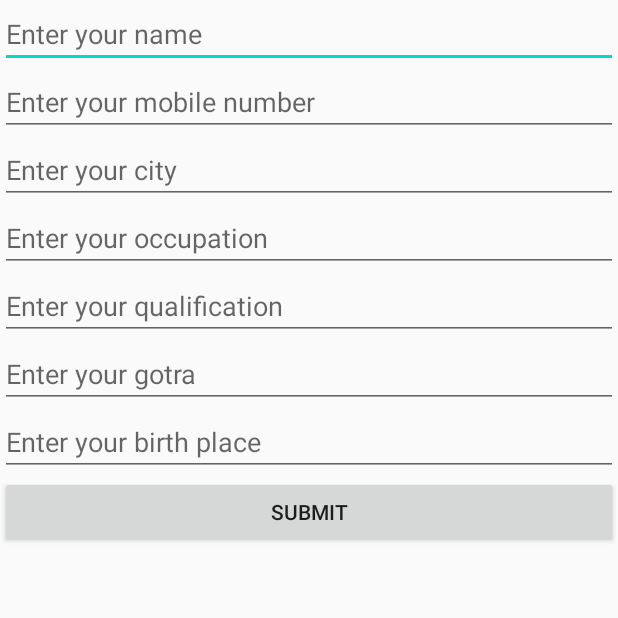
After one commit to dikamjit-borah/GUX, an Android app: the Registration screen opened directly, with no data from a screen before it, on a phone screen of 412 x 824 dp, the top half of it. The commit adds this screen. Run offline under Robolectric (Android 15) with nearby library versions, the phone set to English and light mode, and no system bars; our stand-ins replace Firebase (no records; nobody signed in at launch, a user with empty details on screens opened directly).

Commit message:
commit#2

```diff
--- a/app/build.gradle
+++ b/app/build.gradle
@@ -1,4 +1,5 @@
 apply plugin: 'com.android.application'
+apply plugin: 'com.google.gms.google-services'
 
 android {
     compileSdkVersion 29
@@ -28,6 +29,8 @@ dependencies {
 
     implementation 'androidx.appcompat:appcompat:1.1.0'
     implementation 'androidx.constraintlayout:constraintlayout:1.1.3'
+    implementation 'com.google.firebase:firebase-auth:16.0.5'
+    implementation 'com.google.firebase:firebase-firestore:17.1.2'
     testImplementation 'junit:junit:4.12'
     androidTestImplementation 'androidx.test.ext:junit:1.1.1'
     androidTestImplementation 'androidx.test.espresso:espresso-core:3.2.0'
--- a/app/src/main/AndroidManifest.xml
+++ b/app/src/main/AndroidManifest.xml
@@ -9,7 +9,9 @@
         android:roundIcon="@mipmap/ic_launcher_round"
         android:supportsRtl="true"
         android:theme="@style/AppTheme">
-        <activity android:name=".Login"></activity>
+        <activity android:name=".Dashboard"></activity>
+        <activity android:name=".Registration" />
+        <activity android:name=".Login" />
         <activity android:name=".Splash">
             <intent-filter>
                 <action android:name="android.intent.action.MAIN" />
@@ -17,7 +19,7 @@
                 <category android:name="android.intent.category.LAUNCHER" />
             </intent-filter>
         </activity>
-        <activity android:name=".MainActivity"></activity>
+        <activity android:name=".MainActivity" />
 
         <meta-data
             android:name="preloaded_fonts"
--- /dev/null
+++ b/app/src/main/java/com/hobarb/gux/Registration.java
@@ -0,0 +1,63 @@
+package com.hobarb.gux;
+
+import androidx.appcompat.app.AppCompatActivity;
+
+import android.os.Bundle;
+import android.view.View;
+import android.widget.Button;
+import android.widget.EditText;
+
+import com.google.firebase.auth.FirebaseAuth;
+import com.google.firebase.firestore.DocumentReference;
+import com.google.firebase.firestore.FirebaseFirestore;
+
+import java.util.HashMap;
+import java.util.Map;
+
+public class Registration extends AppCompatActivity {
+    FirebaseAuth firebaseAuth;
+    FirebaseFirestore firebaseFirestore;
+
+    Button submit;
+
+    EditText user_name, mobile;
+    String USER_ID;
+    String user_name_str, phone_str, email_str;
+
+    @Override
+    protected void onCreate(Bundle savedInstanceState) {
+        super.onCreate(savedInstanceState);
+        setContentView(R.layout.activity_registration);
+        firebaseAuth = FirebaseAuth.getInstance();
+        firebaseFirestore = FirebaseFirestore.getInstance();
+        USER_ID = firebaseAuth.getCurrentUser().getUid();
+        final DocumentReference documentReference_users = firebaseFirestore.collection("USER_DETAILS").document(USER_ID);
+
+        user_name = findViewById(R.id.editText_name_reg);
+        mobile = findViewById(R.id.editText_mobile_reg);
+
+        submit = findViewById(R.id.button_submit_reg);
+        submit.setOnClickListener(new View.OnClickListener() {
+            @Override
+            public void onClick(View v) {
+
+                Map<String, Object> user_details = new HashMap<>();
+                user_details.put("USER_ID_", USER_ID);
+                user_details.put("USER_NAME_", user_name.getText().toString());
+                user_details.put("MOBILE_", mobile.getText().toString());
+
+                documentReference_users.set(user_details);
+            }
+        });
+
+
+
+
+
+
+
+
+
+
+    }
+}
--- a/app/src/main/res/layout/activity_main.xml
+++ b/app/src/main/res/layout/activity_main.xml
@@ -10,15 +10,16 @@
     <androidx.viewpager.widget.ViewPager
         android:id="@+id/viewpager_main"
         android:layout_width="match_parent"
-        android:layout_height="650dp">
+        android:layout_height="500dp">
 
     </androidx.viewpager.widget.ViewPager>
 
     <LinearLayout
+        android:layout_alignParentBottom="true"
         android:id="@+id/ll_main"
         android:layout_below="@id/viewpager_main"
         android:layout_width="match_parent"
-        android:layout_height="match_parent"
+        android:layout_height="wrap_content"
         android:orientation="horizontal">
 
         <Button
--- /dev/null
+++ b/app/src/main/res/layout/activity_registration.xml
@@ -0,0 +1,84 @@
+<?xml version="1.0" encoding="utf-8"?>
+<RelativeLayout xmlns:android="http://schemas.android.com/apk/res/android"
+    xmlns:app="http://schemas.android.com/apk/res-auto"
+    xmlns:tools="http://schemas.android.com/tools"
+    android:layout_width="match_parent"
+    android:layout_height="match_parent"
+    tools:context=".Registration">
+
+    <LinearLayout
+        android:layout_width="match_parent"
+        android:layout_height="match_parent"
+        android:orientation="vertical">
+
+        <EditText
+            android:id="@+id/editText_name_reg"
+            android:layout_width="match_parent"
+            android:layout_height="wrap_content"
+            android:ems="10"
+            android:inputType="textPersonName"
+            android:hint="Enter your name" />
+        <EditText
+            android:id="@+id/editText_mobile_reg"
+            android:layout_width="match_parent"
+            android:layout_height="wrap_content"
+            android:ems="10"
+            android:inputType="textPersonName"
+            android:hint="Enter your mobile number" />
+        <EditText
+            android:id="@+id/editText_city_reg"
+            android:layout_width="match_parent"
+            android:layout_height="wrap_content"
+            android:ems="10"
+            android:inputType="textPersonName"
+            android:hint="Enter your city" />
+        <EditText
+            android:id="@+id/editText_occupation_reg"
+            android:layout_width="match_parent"
+            android:layout_height="wrap_content"
+            android:ems="10"
+            android:inputType="textPersonName"
+            android:hint="Enter your occupation" />
+        <EditText
+            android:id="@+id/editText_qualification_reg"
+            android:layout_width="match_parent"
+            android:layout_height="wrap_content"
+            android:ems="10"
+            android:inputType="textPersonName"
+            android:hint="Enter your qualification" />
+        <EditText
+            android:id="@+id/editText_gotra_reg"
+            android:layout_width="match_parent"
+            android:layout_height="wrap_content"
+            android:ems="10"
+            android:inputType="textPersonName"
+            android:hint="Enter your gotra" />
+        <EditText
+            android:id="@+id/editText_birthplace_reg"
+            android:layout_width="match_parent"
+            android:layout_height="wrap_content"
+            android:ems="10"
+            android:inputType="textPersonName"
+            android:hint="Enter your birth place" />
+
+        <Button
+            android:id="@+id/button_submit_reg"
+            android:layout_width="match_parent"
+            android:layout_height="wrap_content"
+            android:text="@string/submit" />
+        <!-- <EditText
+             android:id="@+id/editText"
+             android:layout_width="match_parent"
+             android:layout_height="wrap_content"
+             android:ems="10"
+             android:inputType="textPersonName"
+             android:hint="Name" />
+         <EditText
+             android:id="@+id/editText"
+             android:layout_width="match_parent"
+             android:layout_height="wrap_content"
+             android:ems="10"
+             android:inputType="textPersonName"
+             android:hint="Name" />-->
+    </LinearLayout>
+</RelativeLayout>
--- a/app/src/main/res/values/strings.xml
+++ b/app/src/main/res/values/strings.xml
@@ -2,4 +2,7 @@
     <string name="app_name">GUX</string>
     <string name="procced_to_log_in">Procced to Log in</string>
     <string name="i_understand">I understand</string>
+    <string name="log_in">Log in</string>
+    <string name="enter_your_phone_number">Enter your phone number</string>
+    <string name="submit">Submit</string>
 </resources>
--- a/build.gradle
+++ b/build.gradle
@@ -9,6 +9,7 @@ buildscript {
     }
     dependencies {
         classpath 'com.android.tools.build:gradle:3.6.3'
+        classpath 'com.google.gms:google-services:4.2.0'
 
 
         // NOTE: Do not place your application dependencies here; they belong
```
Also changed, not shown: app/src/main/java/com/hobarb/gux/Dashboard.java (added, +14 -0 lines), app/src/main/java/com/hobarb/gux/Login.java (+141 -0 lines), app/src/main/java/com/hobarb/gux/MainActivity.java (+19 -1 lines), app/src/main/res/layout/activity_dashboard.xml (added, +20 -0 lines), app/src/main/res/layout/activity_login.xml (+42 -3 lines).
